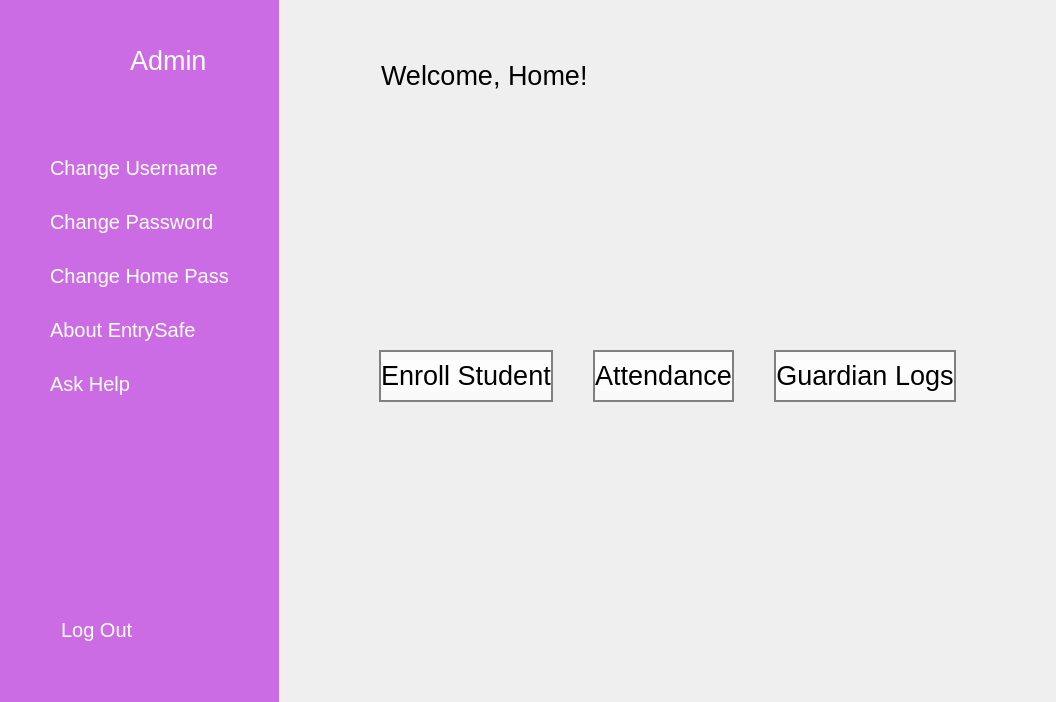
alexskh5/ENTRYSAFE, file ui/dashboard.ui: the form before one commit.
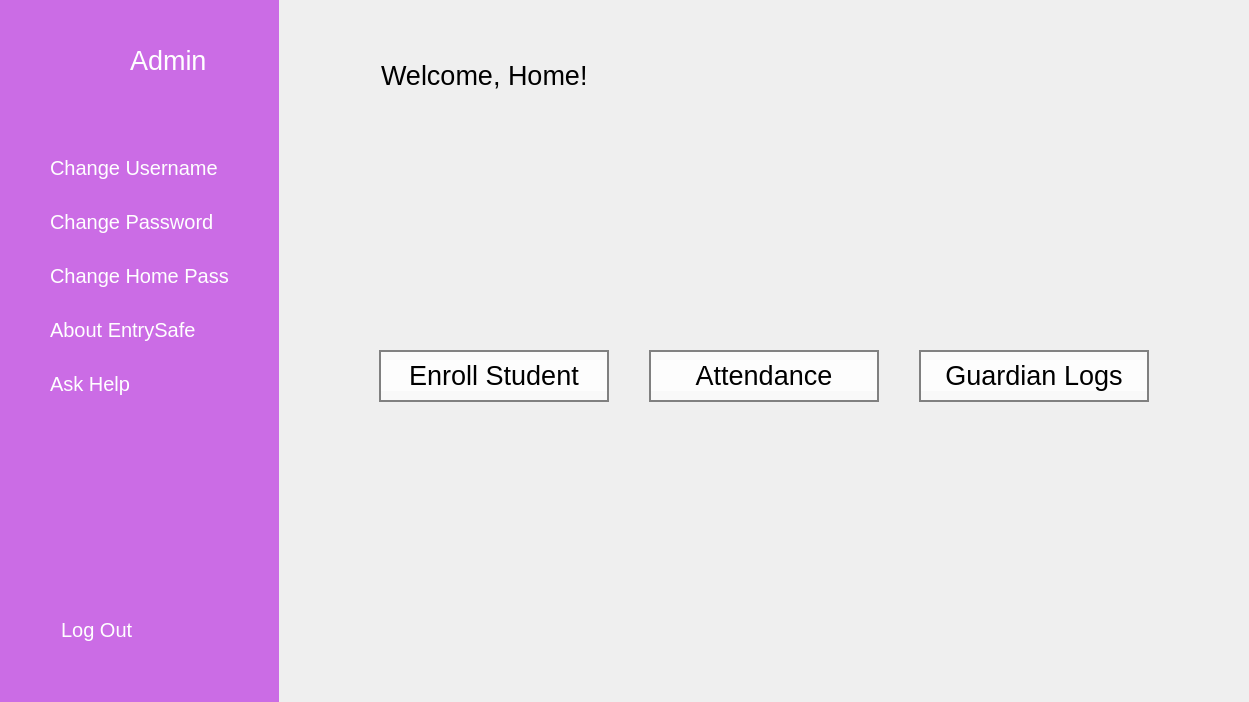
The form after the commit. Icons and pictures are not drawn.

Patch:
```diff
--- a/ui/dashboard.ui
+++ b/ui/dashboard.ui
@@ -6,7 +6,7 @@
    <rect>
     <x>0</x>
     <y>0</y>
-    <width>1038</width>
+    <width>1249</width>
     <height>702</height>
    </rect>
   </property>
```
Left out of the diff: 3 changed lines with no effect on the pictures.
